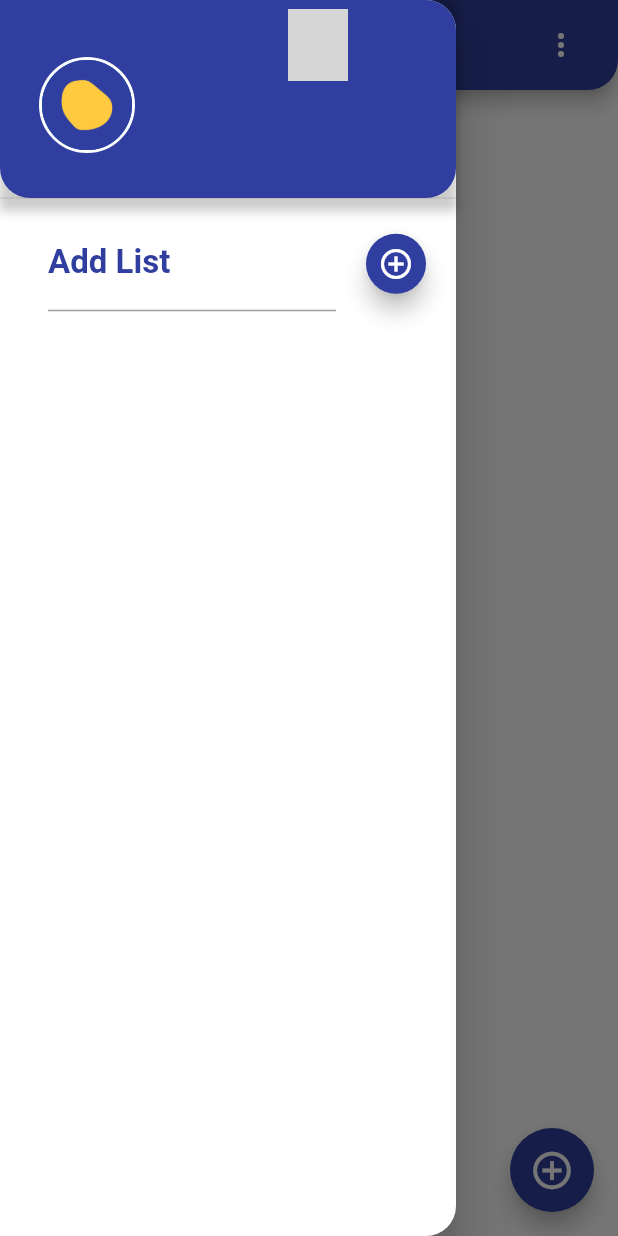
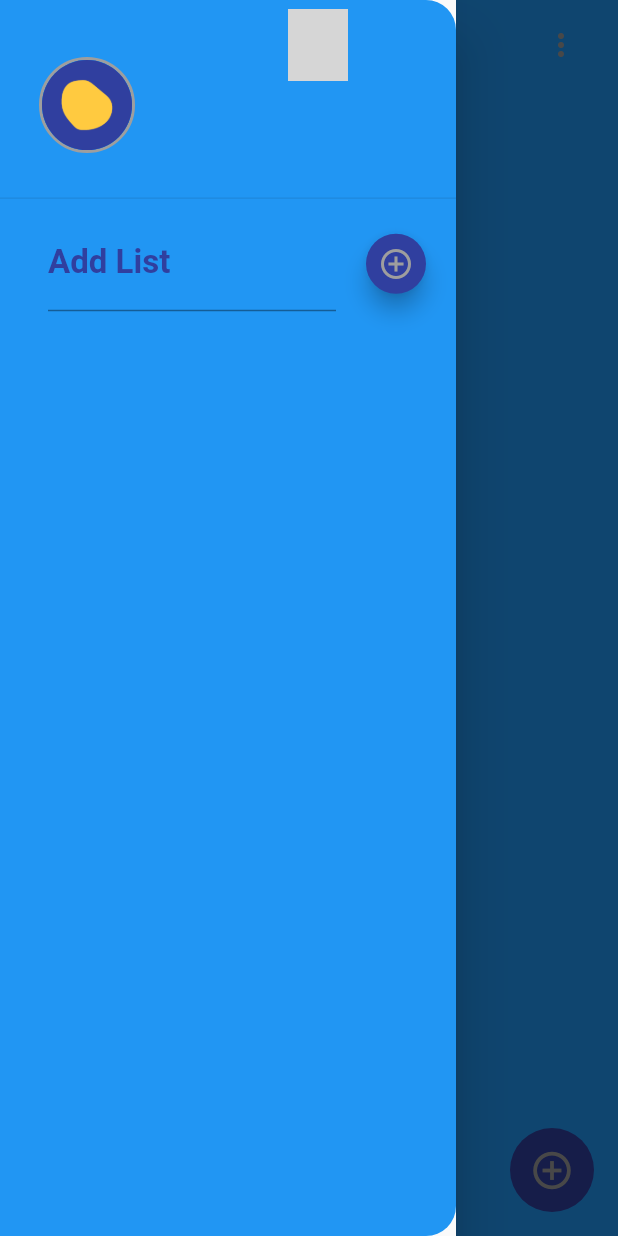
Before and after one commit to AdrianGroh306/todo_listo, a Flutter app: the screen it shows once a user with an empty profile is signed in, with the side drawer open, on a phone screen of 412 x 824 dp. Run offline on Flutter 3.47's test engine with Material 2 defaults, Android fonts, the phone set to English and light mode, and no system bars; our stand-ins replace auto_size_text, cloud_firestore, firebase_auth, firebase_core, flutter_slidable, google_sign_in; missing offline and left inert: circle_progress_bar; accounts and stored records are empty; network calls fail; grey boxes are pictures that could not be loaded.

Commit message:
Changing to dark theme

```diff
--- a/lib/main.dart
+++ b/lib/main.dart
@@ -23,6 +23,7 @@ class MyApp extends StatelessWidget {
       theme: lightTheme,
       darkTheme: darkTheme,
       themeMode: ThemeMode.system,
+
       home: const AuthPage(),
     );
   }
--- a/lib/pages/homepage.dart
+++ b/lib/pages/homepage.dart
@@ -4,9 +4,11 @@ import 'package:firebase_auth/firebase_auth.dart';
 import 'package:cloud_firestore/cloud_firestore.dart';
 import 'package:flutter/material.dart';
 import 'package:todo/util/dialog_box.dart';
+import 'package:todo/util/sideMenu_bar.dart';
 import 'package:todo/util/todo_tile.dart';
 import '../util/MenuItem.dart';
-import '../util/menu_bar.dart';
+
+
 
 class MyHomePage extends StatefulWidget {
   const MyHomePage({
@@ -233,12 +235,19 @@ class _MyHomePageState extends State<MyHomePage> {
   @override
   Widget build(BuildContext context) {
     return Scaffold(
-      drawer: SideMenu(),
-      backgroundColor: Theme.of(context).colorScheme.background,
-      appBar: AppBar(
+      extendBodyBehindAppBar: true,
+      drawer: Theme(
+        data: Theme.of(context).copyWith(
+          // Hier kannst du die Farben des Drawers aus dem aktuellen Theme kopieren
+          primaryColor: Theme.of(context).colorScheme.background, // Hintergrundfarbe des Drawers
+          iconTheme: Theme.of(context).iconTheme.copyWith(color: Theme.of(context).colorScheme.secondary),
+        ),
+        child: SideMenu(),
+      ),
+           appBar: AppBar(
+             backgroundColor: Theme.of(context).colorScheme.background,
         toolbarHeight: 60.0,
-        elevation: 5,
-        backgroundColor: Theme.of(context).colorScheme.primary,
+        elevation: 0,
         shape: const RoundedRectangleBorder(
           borderRadius: BorderRadius.only(
             bottomLeft: Radius.circular(20),
@@ -248,11 +257,12 @@ class _MyHomePageState extends State<MyHomePage> {
         title: Row(
           mainAxisAlignment: MainAxisAlignment.spaceBetween,
           children: [
+
             const SizedBox(),
             Row(
               mainAxisAlignment: MainAxisAlignment.center,
               children: [
-                const Text('Todo'),
+                Text('Todo',style: TextStyle(color: Theme.of(context).colorScheme.secondary)),
                 const SizedBox(width: 10),
                 Stack(
                   alignment: Alignment.center,
@@ -282,7 +292,7 @@ class _MyHomePageState extends State<MyHomePage> {
                   ],
                 ),
                 const SizedBox(width: 10),
-                const Text('Listo'),
+                Text('Listo',style: TextStyle(color: Theme.of(context).colorScheme.secondary)),
               ],
             ),
             PopupMenuButton<MenuItem>(
@@ -367,6 +377,7 @@ class _MyHomePageState extends State<MyHomePage> {
         ),
       ),
       floatingActionButton: FloatingActionButton(
+        elevation: 0,
         onPressed: createTask,
         backgroundColor: Theme.of(context).colorScheme.primary,
         child: IconTheme(
--- a/lib/services/theme.dart
+++ b/lib/services/theme.dart
@@ -2,24 +2,29 @@ import 'package:flutter/material.dart';
 
     ThemeData lightTheme = ThemeData(
         brightness: Brightness.light,
+        iconTheme: const IconThemeData(
+          color: Colors.grey,
+        ),
         colorScheme: ColorScheme.light(
-            background: Colors.white,
+            background: Colors.blue,
             primary: Colors.indigo[700]!,
-            secondary: Colors.white,
+            secondary: Colors.grey,
             tertiary: Colors.black12,
             error: Colors.red,
             shadow: Colors.black.withOpacity(0.2),
+
         )
     );
 
 ThemeData darkTheme = ThemeData(
     brightness: Brightness.dark,
+    iconTheme: const IconThemeData(color: Colors.white),
     colorScheme: ColorScheme.dark(
-      background: Colors.black,
-      primary: Colors.indigo[700]!,
+      background: Colors.grey[900]!,
+      primary: Colors.grey[850]!,
       secondary: Colors.white,
       tertiary: Colors.black12,
       error: Colors.red,
-      shadow: Colors.black.withOpacity(0.2),
+      shadow: Colors.white.withOpacity(0.2),
     )
 );
--- a/lib/util/menu_bar.dart
+++ b/lib/util/sideMenu_bar.dart
@@ -109,7 +109,6 @@ class _SideMenuState extends State<SideMenu> {
   @override
   Widget build(BuildContext context) {
     return Drawer(
-      backgroundColor: Colors.transparent,
       child: Container(
         decoration: BoxDecoration(
           borderRadius: const BorderRadius.only(
@@ -128,17 +127,17 @@ class _SideMenuState extends State<SideMenu> {
                   child: Container(
                     decoration: BoxDecoration(
                       color: Colors.transparent,
-                      boxShadow: [
-                        BoxShadow(
-                          color: Theme.of(context).colorScheme.shadow,
-                          spreadRadius: 1,
-                          blurRadius: 5,
-                        ),
-                      ],
+                    /*  boxShadow: [
+                     //   BoxShadow(
+                       //   color: Theme.of(context).colorScheme.shadow,
+                         // spreadRadius: 1,
+                          //blurRadius: 5,
+                        //),
+                      ],*/
                     ),
                     child: DrawerHeader(
                       decoration: BoxDecoration(
-                        color: Theme.of(context).colorScheme.primary,
+                        color: Colors.transparent,
                         borderRadius: const BorderRadius.only(
                           topRight: Radius.circular(20),
                           bottomRight: Radius.circular(20),
```
